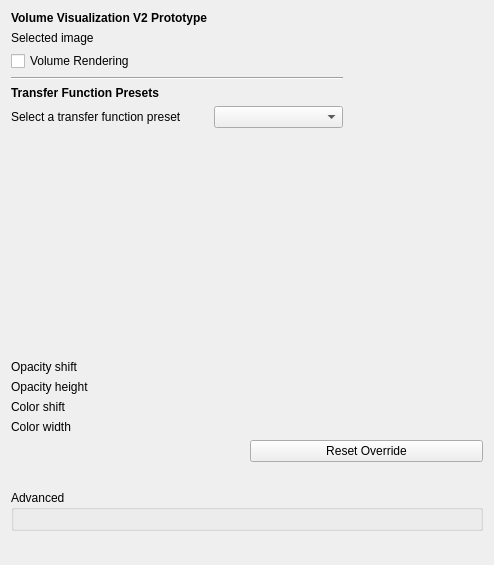
The window that Plugins/org.mitk.gui.qt.volumevisualization_v2/src/internal/QmitkVolumeVisualizationV2View.ui (MITK/MITK) describes before a commit, drawn with Qt 5.
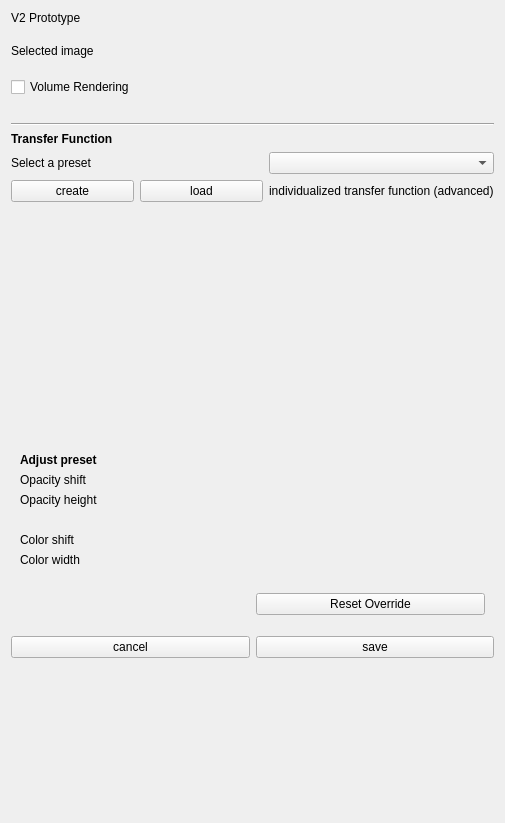
The same window after the commit. Custom widgets are drawn as their Qt base class.

Commit message: Add WIP custom transfer function creation mode

What changed in the file:
```diff
--- a/Plugins/org.mitk.gui.qt.volumevisualization_v2/src/internal/QmitkVolumeVisualizationV2View.ui
+++ b/Plugins/org.mitk.gui.qt.volumevisualization_v2/src/internal/QmitkVolumeVisualizationV2View.ui
@@ -6,31 +6,54 @@
    <rect>
     <x>0</x>
     <y>0</y>
-    <width>494</width>
-    <height>565</height>
+    <width>505</width>
+    <height>823</height>
    </rect>
   </property>
   <layout class="QVBoxLayout" name="verticalLayout">
    <item>
-    <layout class="QGridLayout" name="gridLayout">
+    <layout class="QGridLayout" name="gridLayout" columnstretch="100,0">
+     <item row="6" column="0">
+      <widget class="QLabel" name="headline_presetsection">
+       <property name="font">
+        <font>
+         <bold>true</bold>
+        </font>
+       </property>
+       <property name="text">
+        <string>Transfer Function</string>
+       </property>
+      </widget>
+     </item>
      <item row="0" column="0">
       <widget class="QLabel" name="headline">
        <property name="font">
         <font>
-         <bold>true</bold>
+         <fontweight>Black</fontweight>
         </font>
        </property>
        <property name="text">
-        <string>Volume Visualization V2 Prototype</string>
+        <string>V2 Prototype</string>
        </property>
       </widget>
      </item>
-     <item row="6" column="0">
-      <widget class="QLabel" name="presetLabel">
-       <property name="text">
-        <string>Select a transfer function preset</string>
-       </property>
-      </widget>
+     <item row="8" column="0">
+      <layout class="QHBoxLayout" name="horizontalLayout">
+       <item>
+        <widget class="QPushButton" name="createTfButton">
+         <property name="text">
+          <string>create</string>
+         </property>
+        </widget>
+       </item>
+       <item>
+        <widget class="QPushButton" name="loadTfButton">
+         <property name="text">
+          <string>load</string>
+         </property>
+        </widget>
+       </item>
+      </layout>
      </item>
      <item row="3" column="0">
       <widget class="QCheckBox" name="enableRenderingCB">
@@ -40,37 +63,35 @@
          <verstretch>0</verstretch>
         </sizepolicy>
        </property>
+       <property name="minimumSize">
+        <size>
+         <width>0</width>
+         <height>0</height>
+        </size>
+       </property>
+       <property name="font">
+        <font>
+         <italic>false</italic>
+         <underline>false</underline>
+         <strikeout>false</strikeout>
+         <fontweight>Medium</fontweight>
+        </font>
+       </property>
        <property name="text">
         <string>Volume Rendering</string>
        </property>
-      </widget>
-     </item>
-     <item row="4" column="0" colspan="2">
-      <widget class="Line" name="line">
-       <property name="orientation">
-        <enum>Qt::Orientation::Horizontal</enum>
+       <property name="iconSize">
+        <size>
+         <width>20</width>
+         <height>20</height>
+        </size>
        </property>
       </widget>
      </item>
-     <item row="2" column="1">
-      <widget class="QmitkSingleNodeSelectionWidget" name="volumeSelectionWidget" native="true">
-       <property name="sizePolicy">
-        <sizepolicy hsizetype="Preferred" vsizetype="Minimum">
-         <horstretch>0</horstretch>
-         <verstretch>0</verstretch>
-        </sizepolicy>
-       </property>
-      </widget>
-     </item>
-     <item row="5" column="0">
-      <widget class="QLabel" name="headline_presetsection">
-       <property name="font">
-        <font>
-         <bold>true</bold>
-        </font>
-       </property>
+     <item row="7" column="0">
+      <widget class="QLabel" name="presetLabel">
        <property name="text">
-        <string>Transfer Function Presets</string>
+        <string>Select a preset</string>
        </property>
       </widget>
      </item>
@@ -81,26 +102,69 @@
        </property>
       </widget>
      </item>
-     <item row="6" column="1">
+     <item row="4" column="0">
+      <spacer name="verticalSpacer_7">
+       <property name="orientation">
+        <enum>Qt::Orientation::Vertical</enum>
+       </property>
+       <property name="sizeHint" stdset="0">
+        <size>
+         <width>20</width>
+         <height>20</height>
+        </size>
+       </property>
+      </spacer>
+     </item>
+     <item row="7" column="1">
       <widget class="QComboBox" name="presetComboBox">
        <property name="placeholderText">
         <string>Choose a preset...</string>
        </property>
       </widget>
      </item>
-     <item row="9" column="2">
-      <spacer name="horizontalSpacer">
+     <item row="9" column="0">
+      <spacer name="verticalSpacer_6">
        <property name="orientation">
-        <enum>Qt::Orientation::Horizontal</enum>
+        <enum>Qt::Orientation::Vertical</enum>
        </property>
        <property name="sizeHint" stdset="0">
         <size>
-         <width>40</width>
+         <width>20</width>
          <height>20</height>
         </size>
        </property>
       </spacer>
      </item>
+     <item row="5" column="0" colspan="2">
+      <widget class="Line" name="line">
+       <property name="orientation">
+        <enum>Qt::Orientation::Horizontal</enum>
+       </property>
+      </widget>
+     </item>
+     <item row="2" column="1">
+      <widget class="QmitkSingleNodeSelectionWidget" name="volumeSelectionWidget" native="true">
+       <property name="sizePolicy">
+        <sizepolicy hsizetype="Preferred" vsizetype="Minimum">
+         <horstretch>0</horstretch>
+         <verstretch>0</verstretch>
+        </sizepolicy>
+       </property>
+       <property name="minimumSize">
+        <size>
+         <width>0</width>
+         <height>40</height>
+        </size>
+       </property>
+      </widget>
+     </item>
+     <item row="8" column="1">
+      <widget class="QLabel" name="label_3">
+       <property name="text">
+        <string>individualized transfer function (advanced)</string>
+       </property>
+      </widget>
+     </item>
     </layout>
    </item>
    <item>
@@ -120,87 +184,145 @@
     </widget>
    </item>
    <item>
-    <layout class="QGridLayout" name="gridLayout_3">
-     <item row="4" column="1">
-      <widget class="ctkDoubleSlider" name="colorWidthSlider" native="true"/>
-     </item>
-     <item row="1" column="0">
-      <widget class="QLabel" name="label">
-       <property name="text">
-        <string>Opacity shift</string>
-       </property>
-      </widget>
-     </item>
-     <item row="4" column="0">
-      <widget class="QLabel" name="widthLabel">
-       <property name="text">
-        <string>Color width</string>
-       </property>
-      </widget>
-     </item>
-     <item row="1" column="1">
-      <widget class="ctkDoubleSlider" name="opacityShiftSlider" native="true"/>
-     </item>
-     <item row="2" column="0">
-      <widget class="QLabel" name="label_2">
-       <property name="text">
-        <string>Opacity height</string>
-       </property>
-      </widget>
-     </item>
-     <item row="6" column="1">
-      <widget class="QPushButton" name="resetTfButton">
-       <property name="text">
-        <string>Reset Override</string>
-       </property>
-      </widget>
-     </item>
-     <item row="2" column="1">
-      <widget class="ctkDoubleSlider" name="opacityHeightSlider" native="true"/>
-     </item>
-     <item row="3" column="0">
-      <widget class="QLabel" name="shiftLabel">
-       <property name="text">
-        <string>Color shift</string>
-       </property>
-      </widget>
-     </item>
-     <item row="3" column="1">
-      <widget class="ctkDoubleSlider" name="colorShiftSlider" native="true"/>
-     </item>
-    </layout>
-   </item>
-   <item>
-    <spacer name="verticalSpacer_2">
-     <property name="orientation">
-      <enum>Qt::Orientation::Vertical</enum>
-     </property>
-     <property name="sizeHint" stdset="0">
+    <widget class="QWidget" name="adjustPresetPanel" native="true">
+     <property name="minimumSize">
       <size>
-       <width>20</width>
-       <height>40</height>
+       <width>0</width>
+       <height>0</height>
       </size>
      </property>
-    </spacer>
-   </item>
-   <item>
-    <widget class="ctkCollapsibleGroupBox" name="collapsibleGroupBox">
-     <property name="enabled">
-      <bool>true</bool>
-     </property>
-     <property name="title">
-      <string>Advanced</string>
-     </property>
-     <property name="collapsed" stdset="0">
-      <bool>true</bool>
-     </property>
-     <layout class="QVBoxLayout" name="advancedLayout">
-      <item>
-       <widget class="QmitkTransferFunctionWidget" name="tfControlPanelsWidget" native="true"/>
+     <layout class="QGridLayout" name="adjustPresetLayout">
+      <item row="1" column="0">
+       <widget class="QLabel" name="adjustPresetLabel">
+        <property name="font">
+         <font>
+          <bold>true</bold>
+         </font>
+        </property>
+        <property name="text">
+         <string>Adjust preset</string>
+        </property>
+       </widget>
+      </item>
+      <item row="2" column="1">
+       <widget class="ctkDoubleSlider" name="opacityShiftSlider" native="true"/>
+      </item>
+      <item row="4" column="0">
+       <spacer name="verticalSpacer_3">
+        <property name="orientation">
+         <enum>Qt::Orientation::Vertical</enum>
+        </property>
+        <property name="sizeType">
+         <enum>QSizePolicy::Policy::Fixed</enum>
+        </property>
+        <property name="sizeHint" stdset="0">
+         <size>
+          <width>20</width>
+          <height>20</height>
+         </size>
+        </property>
+       </spacer>
+      </item>
+      <item row="5" column="0">
+       <widget class="QLabel" name="colorShiftLabel">
+        <property name="text">
+         <string>Color shift</string>
+        </property>
+       </widget>
+      </item>
+      <item row="6" column="1">
+       <widget class="ctkDoubleSlider" name="colorWidthSlider" native="true"/>
+      </item>
+      <item row="2" column="0">
+       <widget class="QLabel" name="opacityShiftLabel">
+        <property name="text">
+         <string>Opacity shift</string>
+        </property>
+       </widget>
+      </item>
+      <item row="7" column="0">
+       <spacer name="verticalSpacer_4">
+        <property name="orientation">
+         <enum>Qt::Orientation::Vertical</enum>
+        </property>
+        <property name="sizeType">
+         <enum>QSizePolicy::Policy::Fixed</enum>
+        </property>
+        <property name="sizeHint" stdset="0">
+         <size>
+          <width>20</width>
+          <height>20</height>
+         </size>
+        </property>
+       </spacer>
+      </item>
+      <item row="5" column="1">
+       <widget class="ctkDoubleSlider" name="colorShiftSlider" native="true"/>
+      </item>
+      <item row="3" column="0">
+       <widget class="QLabel" name="label_2">
+        <property name="text">
+         <string>Opacity height</string>
+        </property>
+       </widget>
+      </item>
+      <item row="3" column="1">
+       <widget class="ctkDoubleSlider" name="opacityHeightSlider" native="true"/>
+      </item>
+      <item row="6" column="0">
+       <widget class="QLabel" name="colorWidthLabel">
+        <property name="text">
+         <string>Color width</string>
+        </property>
+       </widget>
+      </item>
+      <item row="9" column="1">
+       <widget class="QPushButton" name="resetTfButton">
+        <property name="text">
+         <string>Reset Override</string>
+        </property>
+       </widget>
+      </item>
+      <item row="0" column="0">
+       <spacer name="verticalSpacer_5">
+        <property name="orientation">
+         <enum>Qt::Orientation::Vertical</enum>
+        </property>
+        <property name="sizeType">
+         <enum>QSizePolicy::Policy::Fixed</enum>
+        </property>
+        <property name="sizeHint" stdset="0">
+         <size>
+          <width>20</width>
+          <height>10</height>
+         </size>
+        </property>
+       </spacer>
       </item>
      </layout>
     </widget>
    </item>
+   <item>
+    <widget class="QmitkTransferFunctionWidget" name="tfControlPanelsWidget" native="true"/>
+   </item>
+   <item>
+    <layout class="QHBoxLayout" name="horizontalLayout_7">
+     <item>
+      <widget class="QPushButton" name="cancelTfCreationButton">
+       <property name="text">
+        <string>cancel</string>
+       </property>
+      </widget>
+     </item>
+     <item>
+      <widget class="QPushButton" name="saveUserTfButton">
+       <property name="text">
+        <string>save</string>
+       </property>
+      </widget>
+     </item>
+    </layout>
+   </item>
    <item>
     <spacer name="verticalSpacer">
      <property name="orientation">
@@ -235,12 +357,6 @@
    <header location="global">ctkDoubleSlider.h</header>
    <container>1</container>
   </customwidget>
-  <customwidget>
-   <class>ctkCollapsibleGroupBox</class>
-   <extends>QGroupBox</extends>
-   <header location="global">ctkCollapsibleGroupBox.h</header>
-   <container>1</container>
-  </customwidget>
   <customwidget>
    <class>QmitkCombinedTransferFunctionCanvas</class>
    <extends>QWidget</extends>
```
The commit also changes 3 other files.
